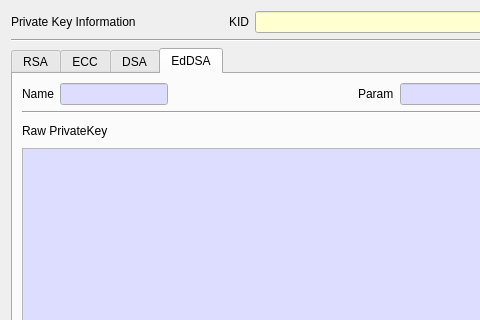
Before: the Qt Designer form BerEditor/pri_key_info_dlg.ui in jykim74/BerEditor, drawn with Qt 5; both pictures show x 0 to 480 and y 0 to 320 of the 606 by 688 pixel window.
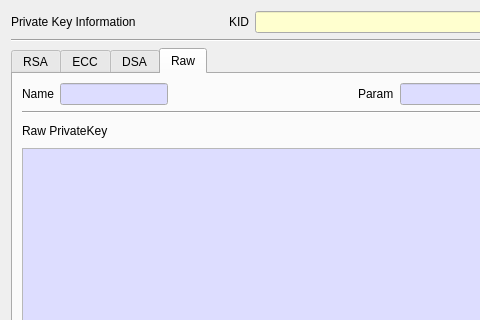
After: the same form once the commit is applied. The open tabs and pages were chosen to show the change.

Commit message: 개인키 보기 개선

What changed in the file:
```diff
--- a/BerEditor/pri_key_info_dlg.ui
+++ b/BerEditor/pri_key_info_dlg.ui
@@ -2181,7 +2181,7 @@
      </widget>
      <widget class="QWidget" name="tabEdDSA">
       <attribute name="title">
-       <string>EdDSA</string>
+       <string>Raw</string>
       </attribute>
       <layout class="QVBoxLayout" name="verticalLayout_5">
        <item>
```
Left out of the diff: 34 changed lines with no effect on the pictures. The commit also changes 2 other files.
